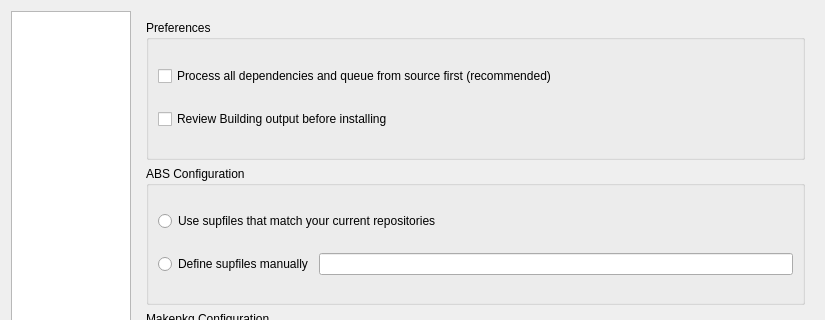
drf/shaman1, file trunk/ui/configDialog.ui: the form before one commit; both pictures show x 0 to 825 and y 0 to 320 of the 825 by 680 pixel window.
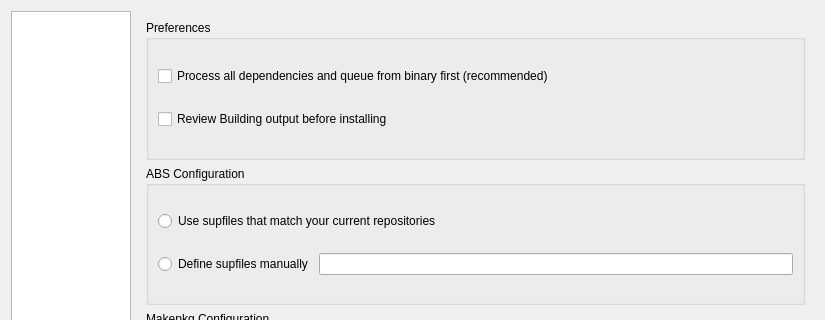
The form after the commit. The open tabs and pages were chosen to show the change. Icons and pictures are not drawn.

Patch:
```diff
--- a/trunk/ui/configDialog.ui
+++ b/trunk/ui/configDialog.ui
@@ -669,7 +669,7 @@
           <item row="0" column="0" >
            <widget class="QCheckBox" name="makeDepsSourceBox" >
             <property name="text" >
-             <string>Process all dependencies and queue from source first (recommended)</string>
+             <string>Process all dependencies and queue from binary first (recommended)</string>
             </property>
            </widget>
           </item>
```
